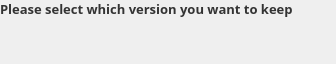
Above: src/MEGASync/stalled_issues/gui/stalled_issues_cases/win/LocalAndRemoteDifferentWidget.ui from meganz/MEGAsync before the change. Below: the same form after it.
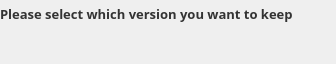
That is the form after the change. Custom widgets are drawn as their Qt base class.

```diff
--- a/src/MEGASync/stalled_issues/gui/stalled_issues_cases/win/LocalAndRemoteDifferentWidget.ui
+++ b/src/MEGASync/stalled_issues/gui/stalled_issues_cases/win/LocalAndRemoteDifferentWidget.ui
@@ -24,7 +24,7 @@
     <number>0</number>
    </property>
    <property name="topMargin">
-    <number>0</number>
+    <number>5</number>
    </property>
    <property name="rightMargin">
     <number>7</number>
@@ -38,7 +38,6 @@
       <font>
        <family>Lato 13</family>
        <pointsize>-1</pointsize>
-       <weight>75</weight>
        <bold>true</bold>
       </font>
      </property>
```
